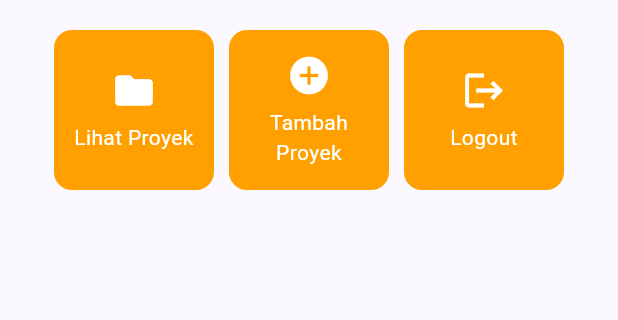
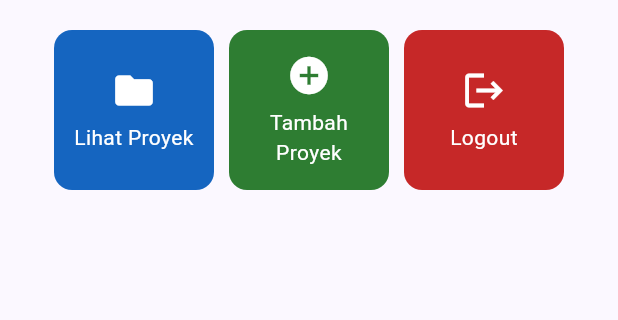
Before and after one commit to khansakkh/myportofolio_mobile, a Flutter app: the screen it shows after launch, on a phone screen of 412 x 824 dp, the part 387-707 px from its top. Run offline on Flutter 3.47's test engine with Material 3 defaults, Android fonts, the phone set to English and light mode, and no system bars.

Commit message:
feat: bedakan warna setiap kartu aksi portofolio

```diff
--- a/lib/menu.dart
+++ b/lib/menu.dart
@@ -8,9 +8,9 @@ class MyHomePage extends StatelessWidget {
   final String kelas = 'PBP C';
 
   final List<ItemHomepage> items = [
-    ItemHomepage('Lihat Proyek', Icons.folder),
-    ItemHomepage('Tambah Proyek', Icons.add_circle),
-    ItemHomepage('Logout', Icons.logout),
+    ItemHomepage('Lihat Proyek', Icons.folder, const Color(0xFF1565C0)),
+    ItemHomepage('Tambah Proyek', Icons.add_circle, const Color(0xFF2E7D32)),
+    ItemHomepage('Logout', Icons.logout, const Color(0xFFC62828)),
   ];
 
   @override
@@ -88,10 +88,11 @@ class InfoCard extends StatelessWidget {
 }
 
 class ItemHomepage {
-  ItemHomepage(this.name, this.icon);
+  const ItemHomepage(this.name, this.icon, this.color);
 
   final String name;
   final IconData icon;
+  final Color color;
 }
 
 class ItemCard extends StatelessWidget {
@@ -101,10 +102,8 @@ class ItemCard extends StatelessWidget {
 
   @override
   Widget build(BuildContext context) {
-    final colorScheme = Theme.of(context).colorScheme;
-
     return Material(
-      color: colorScheme.secondary,
+      color: item.color,
       borderRadius: BorderRadius.circular(12),
       clipBehavior: Clip.antiAlias,
       child: InkWell(
@@ -122,13 +121,13 @@ class ItemCard extends StatelessWidget {
           child: Column(
             mainAxisAlignment: MainAxisAlignment.center,
             children: [
-              Icon(item.icon, color: colorScheme.onSecondary, size: 30),
+              Icon(item.icon, color: Colors.white, size: 30),
               const SizedBox(height: 6),
               Flexible(
                 child: Text(
                   item.name,
                   textAlign: TextAlign.center,
-                  style: TextStyle(color: colorScheme.onSecondary),
+                  style: TextStyle(color: Colors.white),
                 ),
               ),
             ],
```
